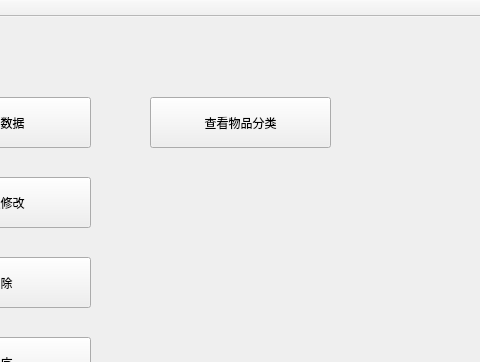
winter-jin/Household-Goods-Management-System, file Housegoods_Management/mainwindow.ui: the form before one commit; both pictures show x 780 to 1260 and y 0 to 362 of the 1347 by 653 pixel window.
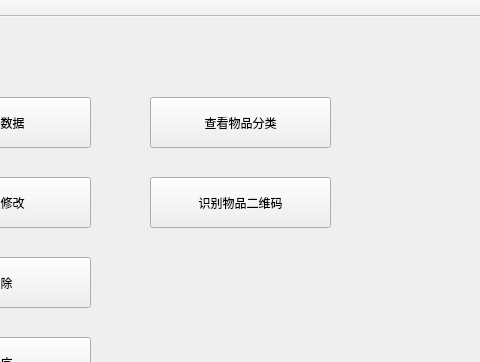
The form after the commit.

```diff
--- a/Housegoods_Management/mainwindow.ui
+++ b/Housegoods_Management/mainwindow.ui
@@ -186,6 +186,19 @@
      </rect>
     </property>
    </widget>
+   <widget class="QPushButton" name="pushButton_9">
+    <property name="geometry">
+     <rect>
+      <x>930</x>
+      <y>160</y>
+      <width>181</width>
+      <height>51</height>
+     </rect>
+    </property>
+    <property name="text">
+     <string>识别物品二维码</string>
+    </property>
+   </widget>
   </widget>
   <widget class="QMenuBar" name="menuBar">
    <property name="geometry">
```
